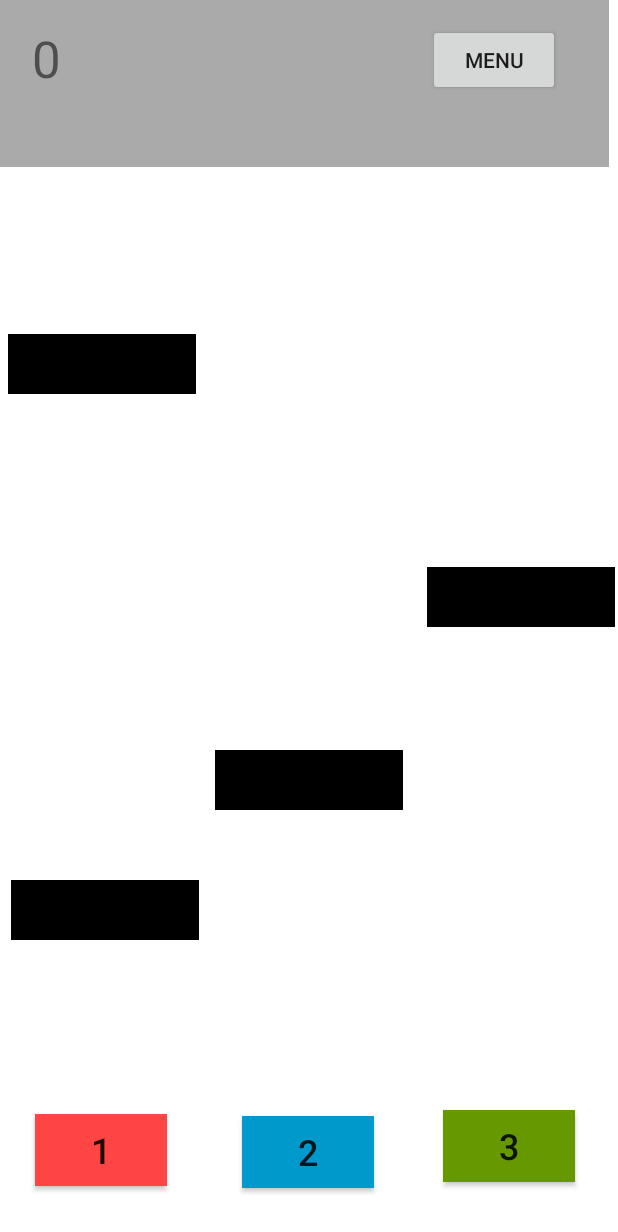
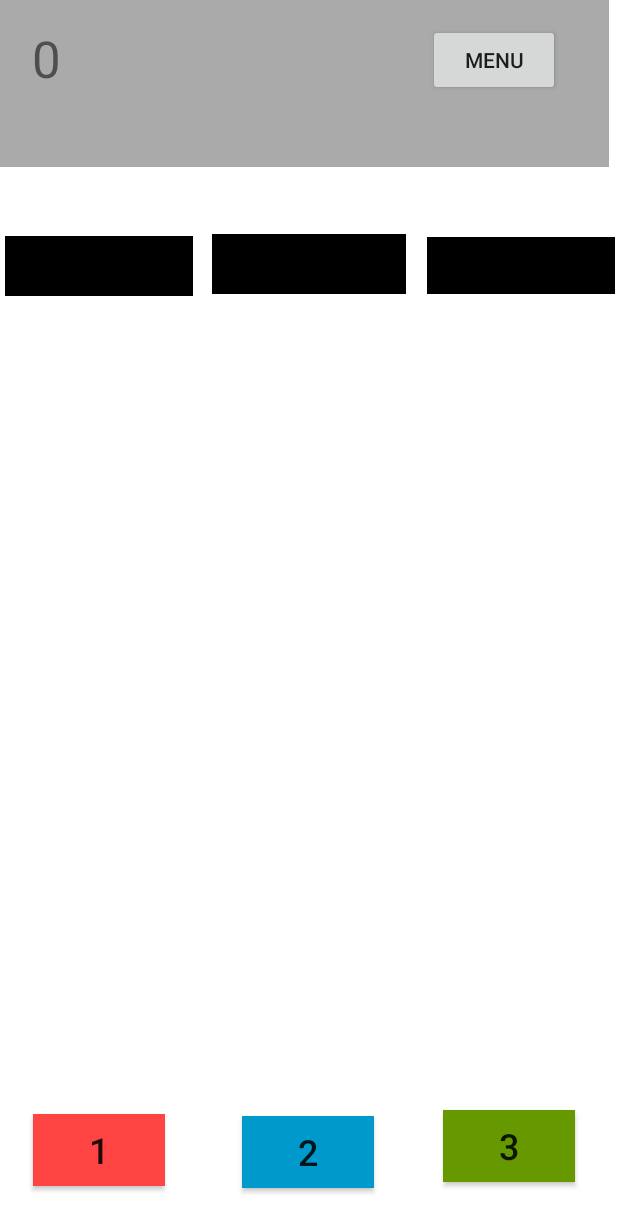
Before and after one commit to Salma22ch/HCI909-Project-Tap-Tap, an Android app: the EasyModeActivity screen opened directly, with no data from a screen before it, on a phone screen of 412 x 824 dp. Shown: the top 1232 px of the screen. Run offline under Robolectric (Android 15) with nearby library versions, the phone set to English and light mode, and no system bars.

Commit message:
start animation

```diff
--- a/app/src/main/java/com/example/tap_tap/EasyModeActivity.java
+++ b/app/src/main/java/com/example/tap_tap/EasyModeActivity.java
@@ -6,6 +6,8 @@ import android.media.MediaPlayer;
 import android.os.Bundle;
 import android.os.CountDownTimer;
 import android.view.View;
+import android.view.animation.AccelerateInterpolator;
+import android.view.animation.BounceInterpolator;
 import android.widget.Button;
 import android.widget.TextView;
 
@@ -20,13 +22,14 @@ public class EasyModeActivity extends Activity {
     Button tap_three_btn ;
 
     TextView score_field;
+    TextView tile_one, tile_two, tile_three;
 
     ConstraintLayout first_layout;
     ConstraintLayout second_layout;
     ConstraintLayout third_layout;
 
     MediaPlayer mp_one, mp_two, mp_three, mp;
-    int currentPosition=0;
+    int currentPosition=0; // for media player
 
 
 
@@ -40,21 +43,23 @@ public class EasyModeActivity extends Activity {
     public void onCreate(@Nullable Bundle savedInstanceState) {
         super.onCreate(savedInstanceState);
         setContentView(R.layout.activity_easy);
-
+        // buttons
         tap_one_btn=(Button)findViewById(R.id.tap_one_btn);
         tap_two_btn=(Button)findViewById(R.id.tap_two_btn);
         tap_three_btn=(Button)findViewById(R.id.tap_three_btn);
-
+        // score field
         score_field=(TextView)findViewById(R.id.score_field_game);
-
+        // media player
         mp=MediaPlayer.create(EasyModeActivity.this, R.raw.track);
-
-
-
-
+        // tiles
+        tile_one=(TextView)findViewById(R.id.note_one);
+        tile_two=(TextView)findViewById(R.id.note_two);
+        tile_three=(TextView)findViewById(R.id.note_three);
+        // layout
         first_layout=(ConstraintLayout) findViewById(R.id.first_layout);
         second_layout=(ConstraintLayout) findViewById(R.id.second_layout);
         third_layout=(ConstraintLayout) findViewById(R.id.third_layout);
+
 
         tap_one_btn.setOnClickListener(new View.OnClickListener() {
             @Override
@@ -69,6 +74,13 @@ public class EasyModeActivity extends Activity {
                 mp.seekTo(currentPosition +1);
                 mp.start();
 
+
+
+                tile_one.animate().translationY(first_layout.getHeight()-tile_one.getY() -tile_one.getHeight()-tap_one_btn.getHeight()*2)
+                        .setInterpolator(new AccelerateInterpolator())
+                        .setInterpolator(new BounceInterpolator())
+                        .setDuration(2000);
+
                 new CountDownTimer(1000, 1000) {
                     public void onTick(long millisUntilFinished) {
                     }
@@ -79,6 +91,9 @@ public class EasyModeActivity extends Activity {
                 }.start();
             }
         });
+
+        // animation
+
 
         tap_two_btn.setOnClickListener(new View.OnClickListener() {
             @Override
@@ -92,6 +107,11 @@ public class EasyModeActivity extends Activity {
                 //mp=MediaPlayer.create(EasyModeActivity.this, R.raw.track);
                 mp.seekTo(currentPosition +1);
                 mp.start();
+
+                tile_two.animate().translationY(second_layout.getHeight()-tile_two.getY() -tile_two.getHeight()-tap_two_btn.getHeight()*2)
+                        .setInterpolator(new AccelerateInterpolator())
+                        .setInterpolator(new BounceInterpolator())
+                        .setDuration(2000);
 
                 new CountDownTimer(1000, 1000) {
                     public void onTick(long millisUntilFinished) {
@@ -119,6 +139,11 @@ public class EasyModeActivity extends Activity {
                 mp.seekTo(currentPosition +1);
                 mp.start();
 
+                tile_three.animate().translationY(third_layout.getHeight()-tile_three.getY() -tile_three.getHeight()-tap_three_btn.getHeight()*2)
+                        .setInterpolator(new AccelerateInterpolator())
+                        .setInterpolator(new BounceInterpolator())
+                        .setDuration(2000);
+
                 new CountDownTimer(1000, 1000) {
                     public void onTick(long millisUntilFinished) {
 
--- a/app/src/main/java/com/example/tap_tap/MainActivity.java
+++ b/app/src/main/java/com/example/tap_tap/MainActivity.java
@@ -16,6 +16,7 @@ public class MainActivity extends AppCompatActivity {
     Button btn_play ;
 
 
+
     @Override
     protected void onCreate(Bundle savedInstanceState) {
         super.onCreate(savedInstanceState);
--- a/app/src/main/res/layout/activity_easy.xml
+++ b/app/src/main/res/layout/activity_easy.xml
@@ -49,8 +49,8 @@
 
     <androidx.constraintlayout.widget.ConstraintLayout
         android:id="@+id/first_layout"
-        android:layout_width="131dp"
-        android:layout_height="668dp"
+        android:layout_width="129dp"
+        android:layout_height="669dp"
         android:layout_marginStart="1dp"
         android:layout_marginLeft="1dp"
         android:layout_marginEnd="1dp"
@@ -79,23 +79,12 @@
             android:id="@+id/note_one"
             android:layout_width="125dp"
             android:layout_height="40dp"
-            android:layout_marginTop="68dp"
+            android:layout_marginTop="4dp"
             android:background="@drawable/note"
             app:layout_constraintEnd_toEndOf="parent"
-            app:layout_constraintHorizontal_bias="0.628"
             app:layout_constraintStart_toStartOf="parent"
             app:layout_constraintTop_toTopOf="parent" />
 
-        <TextView
-            android:id="@+id/note_one_1"
-            android:layout_width="125dp"
-            android:layout_height="40dp"
-            android:layout_marginTop="432dp"
-            android:background="@drawable/note"
-            app:layout_constraintEnd_toEndOf="parent"
-            app:layout_constraintHorizontal_bias="1.0"
-            app:layout_constraintStart_toStartOf="parent"
-            app:layout_constraintTop_toTopOf="parent" />
     </androidx.constraintlayout.widget.ConstraintLayout>
 
     <androidx.constraintlayout.widget.ConstraintLayout
@@ -111,9 +100,9 @@
 
         <TextView
             android:id="@+id/note_two"
-            android:layout_width="125dp"
+            android:layout_width="129dp"
             android:layout_height="40dp"
-            android:layout_marginTop="348dp"
+            android:layout_marginTop="4dp"
             android:background="@drawable/note"
             app:layout_constraintEnd_toEndOf="parent"
             app:layout_constraintStart_toStartOf="parent"
@@ -149,8 +138,8 @@
         <TextView
             android:id="@+id/note_three"
             android:layout_width="125dp"
-            android:layout_height="40dp"
-            android:layout_marginTop="224dp"
+            android:layout_height="38dp"
+            android:layout_marginTop="4dp"
             android:background="@drawable/note"
             app:layout_constraintEnd_toEndOf="parent"
             app:layout_constraintHorizontal_bias="0.6"
```
